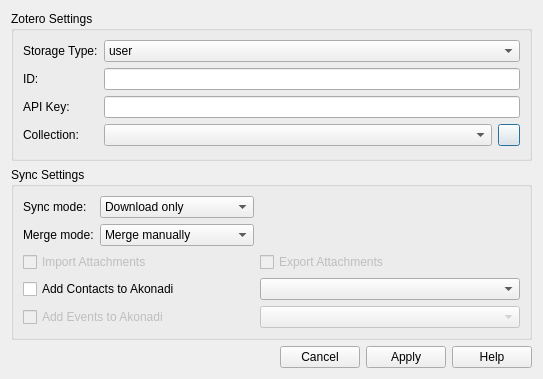
First picture: the form in src/mainui/sync/synczoterodialog.ui, repository KDE/conquirere, before the edit.
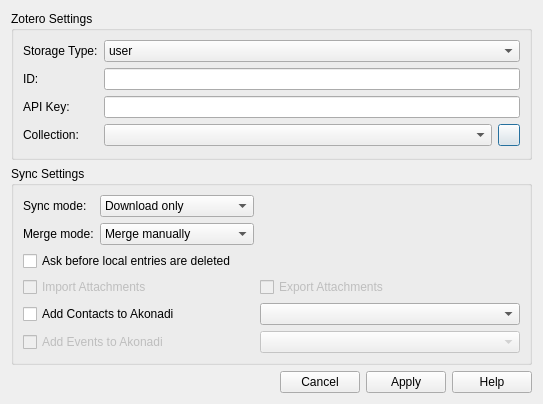
Second picture: the form after the edit. Custom widgets are drawn as their Qt base class.

Commit message: handle if entries on the server side are deleted

Patch:
```diff
--- a/src/mainui/sync/synczoterodialog.ui
+++ b/src/mainui/sync/synczoterodialog.ui
@@ -7,7 +7,7 @@
     <x>0</x>
     <y>0</y>
     <width>543</width>
-    <height>379</height>
+    <height>404</height>
    </rect>
   </property>
   <property name="windowTitle">
@@ -170,7 +170,7 @@
           </item>
          </widget>
         </item>
-        <item row="2" column="0" colspan="2">
+        <item row="3" column="0" colspan="2">
          <widget class="QCheckBox" name="importAttachments">
           <property name="enabled">
            <bool>false</bool>
@@ -180,7 +180,7 @@
           </property>
          </widget>
         </item>
-        <item row="2" column="2">
+        <item row="3" column="2">
          <widget class="QCheckBox" name="exportAttachments">
           <property name="enabled">
            <bool>false</bool>
@@ -190,7 +190,7 @@
           </property>
          </widget>
         </item>
-        <item row="3" column="0" colspan="2">
+        <item row="4" column="0" colspan="2">
          <widget class="QCheckBox" name="addContactsToAkonadi">
           <property name="enabled">
            <bool>true</bool>
@@ -200,7 +200,7 @@
           </property>
          </widget>
         </item>
-        <item row="3" column="2">
+        <item row="4" column="2">
          <widget class="KComboBox" name="contactCollection">
           <property name="enabled">
            <bool>true</bool>
@@ -213,7 +213,7 @@
           </property>
          </widget>
         </item>
-        <item row="4" column="0" colspan="2">
+        <item row="5" column="0" colspan="2">
          <widget class="QCheckBox" name="addEventsToAkonadi">
           <property name="enabled">
            <bool>false</bool>
@@ -223,7 +223,7 @@
           </property>
          </widget>
         </item>
-        <item row="4" column="2">
+        <item row="5" column="2">
          <widget class="KComboBox" name="eventCollection">
           <property name="enabled">
            <bool>false</bool>
@@ -262,6 +262,13 @@
           </item>
          </widget>
         </item>
+        <item row="2" column="0" colspan="3">
+         <widget class="QCheckBox" name="askDeletion">
+          <property name="text">
+           <string>Ask before local entries are deleted</string>
+          </property>
+         </widget>
+        </item>
        </layout>
       </item>
      </layout>
```
The commit also changes 5 other files.
